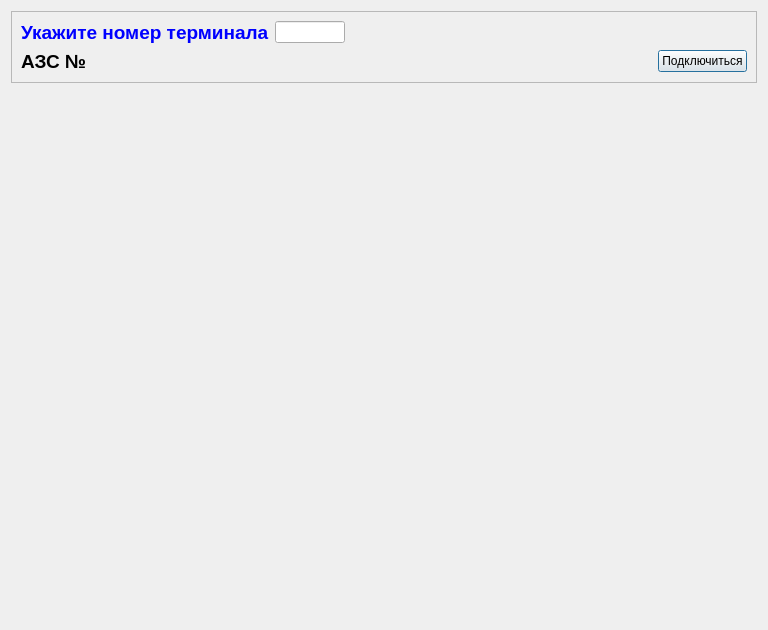
Above: lostchekerdialog.ui from rust3128/MPocCorrect before the change. Below: the same form after it.
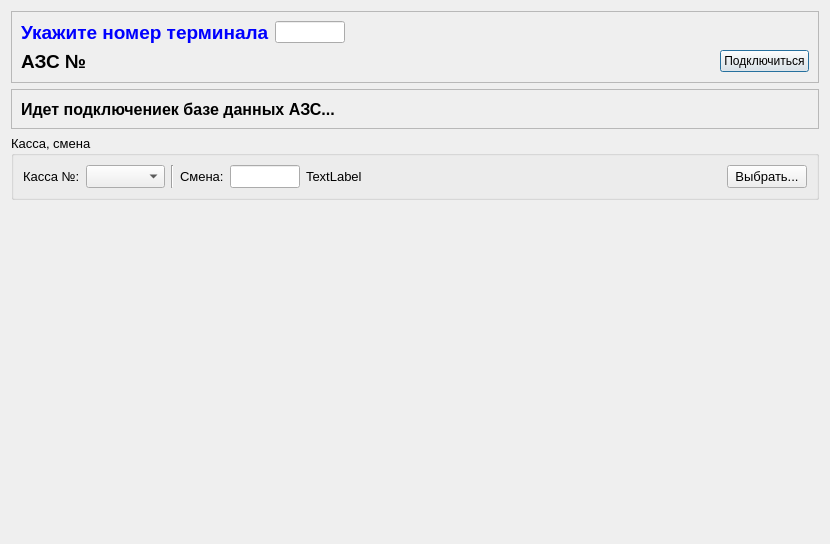
That is the form after the change. Icons and pictures are not drawn.

Patch:
```diff
--- a/lostchekerdialog.ui
+++ b/lostchekerdialog.ui
@@ -6,16 +6,22 @@
    <rect>
     <x>0</x>
     <y>0</y>
-    <width>768</width>
-    <height>630</height>
+    <width>830</width>
+    <height>544</height>
    </rect>
   </property>
   <property name="windowTitle">
    <string>Dialog</string>
   </property>
-  <layout class="QGridLayout" name="gridLayout_2">
+  <layout class="QGridLayout" name="gridLayout_3">
    <item row="0" column="0">
     <widget class="QFrame" name="frame">
+     <property name="sizePolicy">
+      <sizepolicy hsizetype="Preferred" vsizetype="Fixed">
+       <horstretch>0</horstretch>
+       <verstretch>0</verstretch>
+      </sizepolicy>
+     </property>
      <property name="frameShape">
       <enum>QFrame::StyledPanel</enum>
      </property>
@@ -124,6 +130,49 @@
     </widget>
    </item>
    <item row="1" column="0">
+    <widget class="QFrame" name="frameProgress">
+     <property name="frameShape">
+      <enum>QFrame::StyledPanel</enum>
+     </property>
+     <property name="frameShadow">
+      <enum>QFrame::Raised</enum>
+     </property>
+     <layout class="QGridLayout" name="gridLayout_2">
+      <item row="0" column="0">
+       <layout class="QHBoxLayout" name="horizontalLayoutProgress">
+        <item>
+         <widget class="QLabel" name="labelProgress">
+          <property name="font">
+           <font>
+            <pointsize>12</pointsize>
+            <weight>75</weight>
+            <bold>true</bold>
+           </font>
+          </property>
+          <property name="text">
+           <string>Идет подключениек базе данных АЗС...</string>
+          </property>
+         </widget>
+        </item>
+       </layout>
+      </item>
+      <item row="0" column="1">
+       <spacer name="horizontalSpacer_3">
+        <property name="orientation">
+         <enum>Qt::Horizontal</enum>
+        </property>
+        <property name="sizeHint" stdset="0">
+         <size>
+          <width>40</width>
+          <height>20</height>
+         </size>
+        </property>
+       </spacer>
+      </item>
+     </layout>
+    </widget>
+   </item>
+   <item row="3" column="0">
     <spacer name="verticalSpacer">
      <property name="orientation">
       <enum>Qt::Vertical</enum>
@@ -136,6 +185,91 @@
      </property>
     </spacer>
    </item>
+   <item row="2" column="0">
+    <widget class="QGroupBox" name="groupBoxDataChek">
+     <property name="font">
+      <font>
+       <pointsize>10</pointsize>
+      </font>
+     </property>
+     <property name="title">
+      <string>Касса, смена</string>
+     </property>
+     <layout class="QGridLayout" name="gridLayout_4">
+      <item row="0" column="0">
+       <layout class="QHBoxLayout" name="horizontalLayout_2">
+        <item>
+         <widget class="QLabel" name="label_3">
+          <property name="text">
+           <string>Касса №:</string>
+          </property>
+         </widget>
+        </item>
+        <item>
+         <widget class="QComboBox" name="comboBoxPosID"/>
+        </item>
+        <item>
+         <widget class="Line" name="line">
+          <property name="orientation">
+           <enum>Qt::Vertical</enum>
+          </property>
+         </widget>
+        </item>
+        <item>
+         <widget class="QLabel" name="label_2">
+          <property name="text">
+           <string>Смена:</string>
+          </property>
+         </widget>
+        </item>
+        <item>
+         <widget class="QLineEdit" name="lineEditShift">
+          <property name="sizePolicy">
+           <sizepolicy hsizetype="Expanding" vsizetype="Fixed">
+            <horstretch>0</horstretch>
+            <verstretch>0</verstretch>
+           </sizepolicy>
+          </property>
+          <property name="maximumSize">
+           <size>
+            <width>70</width>
+            <height>16777215</height>
+           </size>
+          </property>
+         </widget>
+        </item>
+        <item>
+         <widget class="QLabel" name="labelShiftInfo">
+          <property name="text">
+           <string>TextLabel</string>
+          </property>
+         </widget>
+        </item>
+        <item>
+         <spacer name="horizontalSpacer_4">
+          <property name="orientation">
+           <enum>Qt::Horizontal</enum>
+          </property>
+          <property name="sizeHint" stdset="0">
+           <size>
+            <width>40</width>
+            <height>20</height>
+           </size>
+          </property>
+         </spacer>
+        </item>
+        <item>
+         <widget class="QPushButton" name="pushButtonShifts">
+          <property name="text">
+           <string>Выбрать...</string>
+          </property>
+         </widget>
+        </item>
+       </layout>
+      </item>
+     </layout>
+    </widget>
+   </item>
   </layout>
  </widget>
  <resources>
```
Left out of the diff: 66 changed lines with no effect on the pictures.
